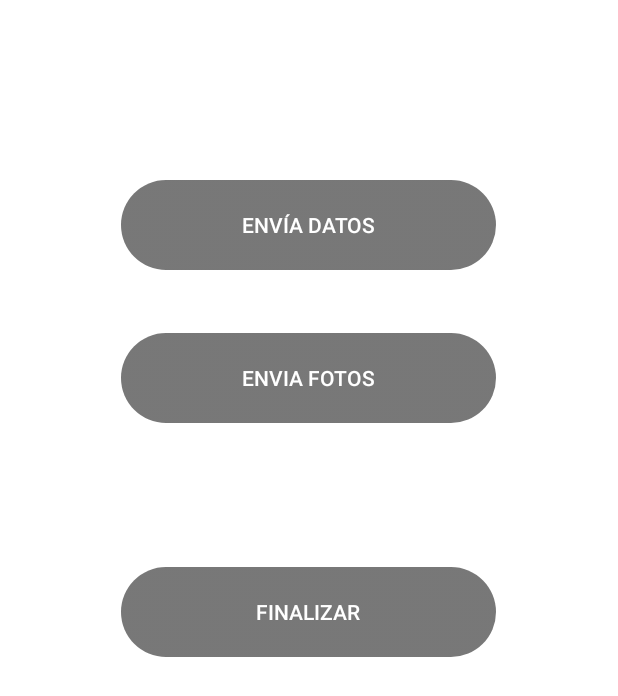
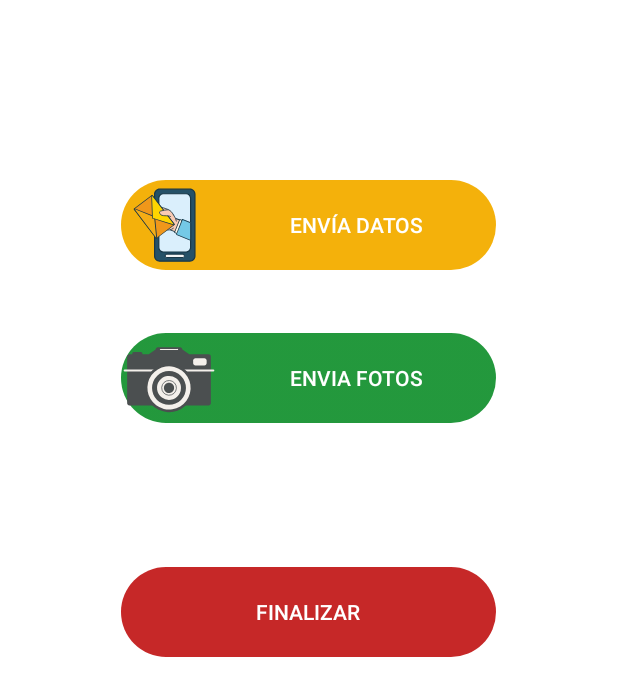
Before and after one commit to cpico5/gabinete_autoschatarra, an Android app: the Menu_Principal screen opened directly, with no data from a screen before it, on a phone screen of 412 x 824 dp. Shown: the top 696 px of the screen. Run offline under Robolectric (Android 15) with nearby library versions, the phone set to English and light mode, and no system bars.

Commit message:
cambios al diseño

```diff
--- /dev/null
+++ b/app/src/main/res/drawable/ic_camcam.xml
@@ -0,0 +1,42 @@
+<vector xmlns:android="http://schemas.android.com/apk/res/android"
+    android:width="64dp"
+    android:height="64dp"
+    android:viewportWidth="64"
+    android:viewportHeight="64">
+  <path
+      android:pathData="M58.4,16.2H45.5L40.9,13c0,-0.8 -0.7,-1.5 -1.5,-1.5H24.6c-0.8,0 -1.5,0.7 -1.5,1.5l-4.6,3.2h-4.3c0.1,-0.1 0.1,-0.3 0.1,-0.4c0,-0.6 -0.5,-1.1 -1.1,-1.1H8.6c-0.6,0 -1.1,0.5 -1.1,1.1c0,0.1 0,0.3 0.1,0.4h-2c-0.8,0 -1.5,0.7 -1.5,1.5v31.2c0,0.8 0.7,1.5 1.5,1.5h52.8c0.8,0 1.5,-0.7 1.5,-1.5V17.6C59.8,16.8 59.2,16.2 58.4,16.2z"
+      android:fillColor="#4B4F50"/>
+  <path
+      android:pathData="M2.5,27L61.5,27"
+      android:strokeLineJoin="round"
+      android:strokeWidth="1.4609"
+      android:fillColor="#00000000"
+      android:strokeColor="#F4F0EB"
+      android:strokeLineCap="round"/>
+  <path
+      android:pathData="M25.1602,53.2443a16.201,16.201 70.1301,1 0,13.7603 -29.335a16.201,16.201 70.1301,1 0,-13.7603 29.335z"
+      android:fillColor="#4B4F50"/>
+  <path
+      android:pathData="M17.7745,40.791a14.4005,14.4005 126.2517,1 0,28.4659 -4.3805a14.4005,14.4005 126.2517,1 0,-28.4659 4.3805z"
+      android:fillColor="#F4F0EB"/>
+  <path
+      android:pathData="M32,38.6m-11.3,0a11.3,11.3 0,1 1,22.6 0a11.3,11.3 0,1 1,-22.6 0"
+      android:fillColor="#4B4F50"/>
+  <path
+      android:pathData="M24.0996,39.8132a8.0003,8.0003 125.7803,1 0,15.816 -2.424a8.0003,8.0003 125.7803,1 0,-15.816 2.424z"
+      android:fillColor="#F4F0EB"/>
+  <path
+      android:pathData="M35.4,38.6c0,-1.9 -1.5,-3.4 -3.4,-3.4c-1.9,0 -3.4,1.5 -3.4,3.4c0,1.9 1.5,3.4 3.4,3.4C33.9,41.9 35.4,40.4 35.4,38.6z"
+      android:fillColor="#4B4F50"/>
+  <path
+      android:pathData="M29.9272,42.9979a4.9002,4.9002 70.5299,1 0,4.2238 -8.8435a4.9002,4.9002 70.5299,1 0,-4.2238 8.8435z"
+      android:strokeWidth="0.487"
+      android:fillColor="#00000000"
+      android:strokeColor="#4B4F50"/>
+  <path
+      android:pathData="M38.1,13c0,0.2 -0.2,0.4 -0.4,0.4H26.3c-0.2,0 -0.4,-0.2 -0.4,-0.4l0,0c0,-0.2 0.2,-0.4 0.4,-0.4h11.4C37.9,12.5 38.1,12.7 38.1,13L38.1,13z"
+      android:fillColor="#F4F0EB"/>
+  <path
+      android:pathData="M57.1,22.2c0,0.8 -0.7,1.5 -1.5,1.5h-6c-0.8,0 -1.5,-0.7 -1.5,-1.5v-1.8c0,-0.8 0.7,-1.5 1.5,-1.5h6c0.8,0 1.5,0.7 1.5,1.5V22.2z"
+      android:fillColor="#F4F0EB"/>
+</vector>
--- /dev/null
+++ b/app/src/main/res/drawable/ic_datos.xml
@@ -0,0 +1,74 @@
+<vector xmlns:android="http://schemas.android.com/apk/res/android"
+    android:width="64dp"
+    android:height="64dp"
+    android:viewportWidth="64"
+    android:viewportHeight="64">
+  <path
+      android:pathData="M25.8,56.1c-1.9,0 -3.4,-1.5 -3.4,-3.4V11.5c0,-1.9 1.5,-3.4 3.4,-3.4h20.1c1.9,0 3.4,1.5 3.4,3.4v41.2c0,1.9 -1.5,3.4 -3.4,3.4L25.8,56.1L25.8,56.1z"
+      android:fillColor="#255168"/>
+  <path
+      android:pathData="M45.9,8.5c1.7,0 3,1.4 3,3v41.2c0,1.7 -1.4,3 -3,3H25.8c-1.7,0 -3,-1.4 -3,-3V11.5c0,-1.7 1.4,-3 3,-3H45.9M45.9,7.7H25.8c-2.1,0 -3.8,1.7 -3.8,3.8v41.2c0,2.1 1.7,3.8 3.8,3.8h20.1c2.1,0 3.8,-1.7 3.8,-3.8V11.5C49.7,9.4 48,7.7 45.9,7.7L45.9,7.7z"
+      android:fillColor="#193747"/>
+  <path
+      android:pathData="M28.2,50c-1.7,0 -3,-1.4 -3,-3V14.1c0,-1.7 1.4,-3 3,-3h15.2c1.7,0 3,1.4 3,3V47c0,1.7 -1.4,3 -3,3L28.2,50L28.2,50z"
+      android:fillColor="#DAEFFC"/>
+  <path
+      android:pathData="M43.4,11.5c1.4,0 2.6,1.2 2.6,2.6V47c0,1.4 -1.2,2.6 -2.6,2.6H28.2c-1.4,0 -2.6,-1.2 -2.6,-2.6V14.1c0,-1.4 1.2,-2.6 2.6,-2.6L43.4,11.5M43.4,10.8H28.2c-1.8,0 -3.4,1.5 -3.4,3.4V47c0,1.8 1.5,3.4 3.4,3.4h15.2c1.8,0 3.4,-1.5 3.4,-3.4V14.1C46.8,12.3 45.3,10.8 43.4,10.8L43.4,10.8z"
+      android:fillColor="#193747"/>
+  <path
+      android:pathData="M30.6,53.8c-0.6,0 -1.2,-0.5 -1.2,-1.2s0.5,-1.2 1.2,-1.2h10.4c0.6,0 1.2,0.5 1.2,1.2s-0.5,1.2 -1.2,1.2H30.6z"
+      android:fillColor="#F5F5F5"/>
+  <path
+      android:pathData="M41.1,51.8c0.5,0 0.8,0.4 0.8,0.8c0,0.5 -0.4,0.8 -0.8,0.8H30.6c-0.5,0 -0.8,-0.4 -0.8,-0.8c0,-0.5 0.4,-0.8 0.8,-0.8H41.1M41.1,51H30.6c-0.8,0 -1.5,0.7 -1.5,1.5c0,0.8 0.7,1.5 1.5,1.5h10.4c0.8,0 1.5,-0.7 1.5,-1.5C42.6,51.7 41.9,51 41.1,51L41.1,51z"
+      android:fillColor="#193747"/>
+  <path
+      android:pathData="M46.2,40.5c0,0 -0.1,0 -0.1,0l-13.2,-5.2c-0.1,0 -0.1,-0.1 -0.2,-0.2c0,-0.1 0,-0.2 0,-0.2l3.4,-7c0,-0.1 0.2,-0.2 0.2,-0.2c0,0 0.1,0 0.1,0l9.8,3.5c0.1,0 0.2,0.2 0.2,0.3v8.7c0,0.1 0,0.2 -0.1,0.2C46.3,40.5 46.2,40.5 46.2,40.5z"
+      android:fillColor="#F9CAB3"/>
+  <path
+      android:pathData="M36.3,28l9.8,3.5v8.7L32.9,35L36.3,28M36.3,27.5c-0.2,0 -0.4,0.1 -0.5,0.3l-3.4,7c-0.1,0.2 -0.1,0.3 0,0.4c0,0.2 0.2,0.3 0.3,0.3L46,40.7c0.1,0 0.1,0 0.2,0c0.1,0 0.2,0 0.3,-0.1c0.2,-0.1 0.2,-0.3 0.2,-0.5v-8.7c0,-0.2 -0.2,-0.4 -0.3,-0.5l-9.8,-3.5C36.4,27.5 36.3,27.5 36.3,27.5L36.3,27.5z"
+      android:fillColor="#193747"/>
+  <path
+      android:pathData="M36.9,29.4c-0.2,-1.2 -0.8,-2.6 -1.6,-3.6c-0.8,-1.1 -2.6,-3.6 -4.1,-4.2c-1.1,-0.5 -5.1,-1.8 -6.1,-1.8c-2.9,-0.1 -4.5,6.5 -2.4,8.4c0.8,0.7 5,5.8 7.3,6.9c1.1,0.5 3.4,0.3 4.9,-0.9"
+      android:strokeLineJoin="round"
+      android:strokeWidth="0.5375"
+      android:fillColor="#F9CAB3"
+      android:strokeColor="#193747"
+      android:strokeLineCap="round"/>
+  <path
+      android:pathData="M23.6,40.8C23.6,40.8 23.6,40.8 23.6,40.8c-0.1,0 -0.2,0 -0.2,-0.1L8.8,21.5c-0.1,-0.1 -0.1,-0.3 0,-0.3l11.7,-8.9c0,0 0.1,0 0.2,0h0c0.1,0 0.1,0 0.2,0.1l14.6,19.2c0.1,0.1 0.1,0.3 0,0.3l-11.7,8.9C23.7,40.8 23.6,40.8 23.6,40.8z"
+      android:fillColor="#F0971A"/>
+  <path
+      android:pathData="M20.7,12.5l14.6,19.2l-11.7,8.9L9,21.4L20.7,12.5M20.7,12c-0.1,0 -0.2,0 -0.3,0.1L8.7,21c-0.2,0.2 -0.3,0.5 -0.1,0.6l14.6,19.2c0.1,0.1 0.2,0.2 0.3,0.2c0,0 0,0 0.1,0c0.1,0 0.2,0 0.3,-0.1L35.6,32c0.2,-0.2 0.3,-0.5 0.1,-0.6L21.1,12.2C21,12.1 20.9,12.1 20.7,12C20.7,12 20.7,12 20.7,12L20.7,12z"
+      android:fillColor="#193747"/>
+  <path
+      android:pathData="M23.6,40.8c-0.1,0 -0.2,0 -0.2,-0.1L8.8,21.5c-0.1,-0.1 -0.1,-0.2 0,-0.3c0,-0.1 0.1,-0.1 0.2,-0.1c0,0 0.1,0 0.1,0l13.1,5.2c0.1,0 0.2,0.1 0.2,0.2l1.4,14C23.8,40.7 23.7,40.7 23.6,40.8C23.6,40.8 23.6,40.8 23.6,40.8z"
+      android:fillColor="#F5AD15"/>
+  <path
+      android:pathData="M9,21.4l13.1,5.2l1.4,14L9,21.4M9,20.9c-0.2,0 -0.3,0.1 -0.4,0.2c-0.1,0.2 -0.1,0.4 0,0.6l14.6,19.2c0.1,0.1 0.2,0.2 0.4,0.2c0.1,0 0.1,0 0.2,0c0.2,-0.1 0.3,-0.3 0.3,-0.5l-1.4,-14c0,-0.2 -0.1,-0.3 -0.3,-0.4L9.2,21C9.1,20.9 9.1,20.9 9,20.9L9,20.9z"
+      android:fillColor="#193747"/>
+  <path
+      android:pathData="M35.3,31.9C35.2,31.9 35.2,31.9 35.3,31.9l-14.2,-4.4c-0.1,0 -0.2,-0.1 -0.2,-0.2l-0.5,-14.8c0,-0.1 0.1,-0.2 0.2,-0.2c0,0 0,0 0.1,0c0.1,0 0.2,0 0.2,0.1l14.6,19.2c0.1,0.1 0.1,0.2 0,0.3C35.4,31.9 35.3,31.9 35.3,31.9z"
+      android:fillColor="#FDD500"/>
+  <path
+      android:pathData="M20.7,12.5l14.6,19.2l-14.1,-4.4L20.7,12.5M20.7,12c0,0 -0.1,0 -0.2,0c-0.2,0.1 -0.3,0.3 -0.3,0.5l0.5,14.8c0,0.2 0.2,0.4 0.3,0.4l14.1,4.4c0,0 0.1,0 0.2,0c0.2,0 0.3,-0.1 0.4,-0.2c0.1,-0.2 0.1,-0.4 0,-0.6L21.1,12.2C21,12.1 20.8,12 20.7,12L20.7,12z"
+      android:fillColor="#193747"/>
+  <path
+      android:pathData="M35.1,25.5c-1.1,-2.2 -2.2,-3.2 -3.4,-3.6c-0.6,-0.3 -4.8,0.6 -5.5,0.9c-1,0.5 -0.3,1.4 -0.1,1.9c1,1.8 5.1,0.6 6.9,1.6"
+      android:strokeLineJoin="round"
+      android:strokeWidth="0.5375"
+      android:fillColor="#F9CAB3"
+      android:strokeColor="#193747"
+      android:strokeLineCap="round"/>
+  <path
+      android:pathData="M46.2,41.2c0,0 -0.1,0 -0.1,0l-10.1,-4.1c-0.2,0 -0.2,-0.2 -0.2,-0.3l3.3,-8.2c0,-0.1 0.1,-0.1 0.2,-0.2c0,0 0.1,0 0.1,0c0,0 0.1,0 0.1,0l6.8,2.8c0.1,0 0.2,0.2 0.2,0.3V41c0,0.1 0,0.2 -0.1,0.2C46.3,41.2 46.2,41.2 46.2,41.2z"
+      android:fillColor="#FBF6EB"/>
+  <path
+      android:pathData="M39.3,28.7l6.8,2.8V41L36,36.9L39.3,28.7M39.3,28.2c-0.1,0 -0.2,0 -0.2,0c-0.1,0 -0.2,0.2 -0.3,0.3l-3.3,8.2c-0.1,0.3 0,0.6 0.3,0.7l10.1,4.1c0.1,0 0.2,0 0.2,0c0.1,0 0.2,0 0.3,-0.1c0.2,-0.1 0.2,-0.3 0.2,-0.5v-9.5c0,-0.2 -0.2,-0.4 -0.3,-0.5l-6.8,-2.8C39.5,28.2 39.4,28.2 39.3,28.2L39.3,28.2z"
+      android:fillColor="#193747"/>
+  <path
+      android:pathData="M46.2,42.1c0,0 -0.1,0 -0.1,0l-8.9,-3.6c-0.1,0 -0.1,-0.1 -0.2,-0.2c0,0 0,-0.1 0,-0.2l3.9,-9.7c0,-0.1 0.2,-0.2 0.3,-0.2c0,0 0.1,0 0.1,0l5,2c0.1,0 0.2,0.2 0.2,0.3v11.2c0,0.1 0,0.2 -0.1,0.2C46.3,42.1 46.2,42.1 46.2,42.1z"
+      android:fillColor="#74C9E6"/>
+  <path
+      android:pathData="M41.1,28.6l5,2v11.2l-8.9,-3.6L41.1,28.6M41.1,28c-0.2,0 -0.4,0.1 -0.5,0.3L36.8,38c0,0.2 0,0.3 0,0.4c0,0.1 0.2,0.2 0.3,0.3l8.9,3.6c0.1,0 0.2,0 0.2,0c0.1,0 0.2,0 0.3,-0.1c0.2,-0.1 0.2,-0.3 0.2,-0.5V30.6c0,-0.2 -0.2,-0.4 -0.3,-0.5l-5,-2C41.2,28.1 41.2,28 41.1,28L41.1,28z"
+      android:fillColor="#193747"/>
+</vector>
--- a/app/src/main/res/layout/menu_principal.xml
+++ b/app/src/main/res/layout/menu_principal.xml
@@ -20,6 +20,9 @@
             android:layout_centerHorizontal="true"
             android:layout_marginTop="120dp"
             android:background="@drawable/gradient_box"
+            android:backgroundTint="#F4B10B "
+            android:backgroundTintMode="src_over"
+            android:drawableLeft="@drawable/ic_datos"
             android:onClick="subeCenso"
             android:text="Envía Datos"
             android:textColor="@color/BLANCO" />
@@ -41,10 +44,13 @@
             android:id="@+id/btnAudios"
             android:layout_width="250dp"
             android:layout_height="60dp"
+            android:layout_below="@+id/btnArchivo"
             android:layout_alignLeft="@+id/btnArchivo"
-            android:layout_below="@+id/btnArchivo"
             android:layout_marginTop="42dp"
             android:background="@drawable/gradient_box"
+            android:backgroundTint="#14912F"
+            android:backgroundTintMode="screen"
+            android:drawableLeft="@drawable/ic_camcam"
             android:onClick="subeFotos"
             android:text="Envia Fotos"
             android:textColor="@color/BLANCO" />
@@ -53,9 +59,11 @@
             android:id="@+id/btnInicio"
             android:layout_width="250dp"
             android:layout_height="60dp"
+            android:layout_below="@+id/button4"
             android:layout_alignLeft="@+id/button4"
-            android:layout_below="@+id/button4"
             android:background="@drawable/gradient_box"
+            android:backgroundTint="#C62828"
+            android:backgroundTintMode="src_over"
             android:onClick="inicio"
             android:text="Finalizar"
             android:textColor="@color/BLANCO" />
```
